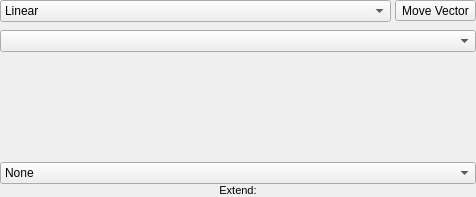
Before: the Qt Designer form scribus/ui/colorpickermodeeditor.ui in nitramr/scribus, drawn with Qt 5.
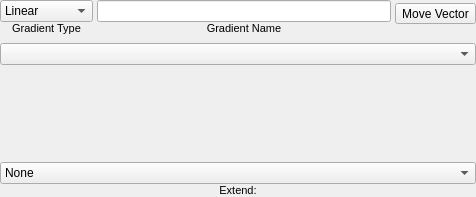
After: the same form once the commit is applied. The open tabs and pages were chosen to show the change. Custom widgets are drawn as their Qt base class.

Commit message: color picker new gradient editor

The edit to the form file:
```diff
--- a/scribus/ui/colorpickermodeeditor.ui
+++ b/scribus/ui/colorpickermodeeditor.ui
@@ -63,6 +63,11 @@
           <number>4</number>
          </property>
          <item>
+          <layout class="QVBoxLayout" name="verticalLayout_3">
+           <property name="spacing">
+            <number>0</number>
+           </property>
+           <item>
           <widget class="QComboBox" name="gradientType">
            <item>
             <property name="text">
@@ -102,6 +107,53 @@
           </widget>
          </item>
          <item>
+            <widget class="QLabel" name="label_10">
+             <property name="font">
+              <font>
+               <pointsize>8</pointsize>
+              </font>
+             </property>
+             <property name="text">
+              <string>Gradient Type</string>
+             </property>
+             <property name="alignment">
+              <set>Qt::AlignCenter</set>
+             </property>
+            </widget>
+           </item>
+          </layout>
+         </item>
+         <item>
+          <layout class="QVBoxLayout" name="verticalLayout_14">
+           <property name="spacing">
+            <number>0</number>
+           </property>
+           <item>
+            <widget class="QLineEdit" name="gradientName"/>
+           </item>
+           <item>
+            <widget class="QLabel" name="label_12">
+             <property name="font">
+              <font>
+               <pointsize>8</pointsize>
+              </font>
+             </property>
+             <property name="text">
+              <string>Gradient Name</string>
+             </property>
+             <property name="alignment">
+              <set>Qt::AlignCenter</set>
+             </property>
+            </widget>
+           </item>
+          </layout>
+         </item>
+         <item>
+          <layout class="QVBoxLayout" name="verticalLayout_18">
+           <property name="spacing">
+            <number>0</number>
+           </property>
+           <item>
           <widget class="QToolButton" name="gradEditButton">
            <property name="text">
             <string>Move Vector</string>
@@ -111,6 +163,24 @@
            </property>
           </widget>
          </item>
+           <item>
+            <spacer name="verticalSpacer_5">
+             <property name="orientation">
+              <enum>Qt::Vertical</enum>
+             </property>
+             <property name="sizeType">
+              <enum>QSizePolicy::Minimum</enum>
+             </property>
+             <property name="sizeHint" stdset="0">
+              <size>
+               <width>8</width>
+               <height>8</height>
+              </size>
+             </property>
+            </spacer>
+           </item>
+          </layout>
+         </item>
         </layout>
        </item>
        <item>
@@ -1197,27 +1267,27 @@
   </layout>
  </widget>
  <customwidgets>
-  <customwidget>
-   <class>ScrSpinBox</class>
-   <extends>QDoubleSpinBox</extends>
-   <header>ui/scrspinbox.h</header>
-  </customwidget>
-  <customwidget>
-   <class>ScComboBox</class>
-   <extends>QComboBox</extends>
-   <header>ui/sccombobox.h</header>
-  </customwidget>
   <customwidget>
    <class>GradientEditor</class>
    <extends>QFrame</extends>
    <header>ui/gradienteditor.h</header>
    <container>1</container>
   </customwidget>
+  <customwidget>
+   <class>ScrSpinBox</class>
+   <extends>QDoubleSpinBox</extends>
+   <header>ui/scrspinbox.h</header>
+  </customwidget>
   <customwidget>
    <class>ColorCombo</class>
    <extends>QComboBox</extends>
    <header>ui/colorcombo.h</header>
   </customwidget>
+  <customwidget>
+   <class>ScComboBox</class>
+   <extends>QComboBox</extends>
+   <header>ui/sccombobox.h</header>
+  </customwidget>
  </customwidgets>
  <resources/>
  <connections/>
```
Left out of the diff: 2 changed lines with no effect on the pictures. Lines whose indentation alone changed are shown as unchanged. The commit also changes 10 other files.
